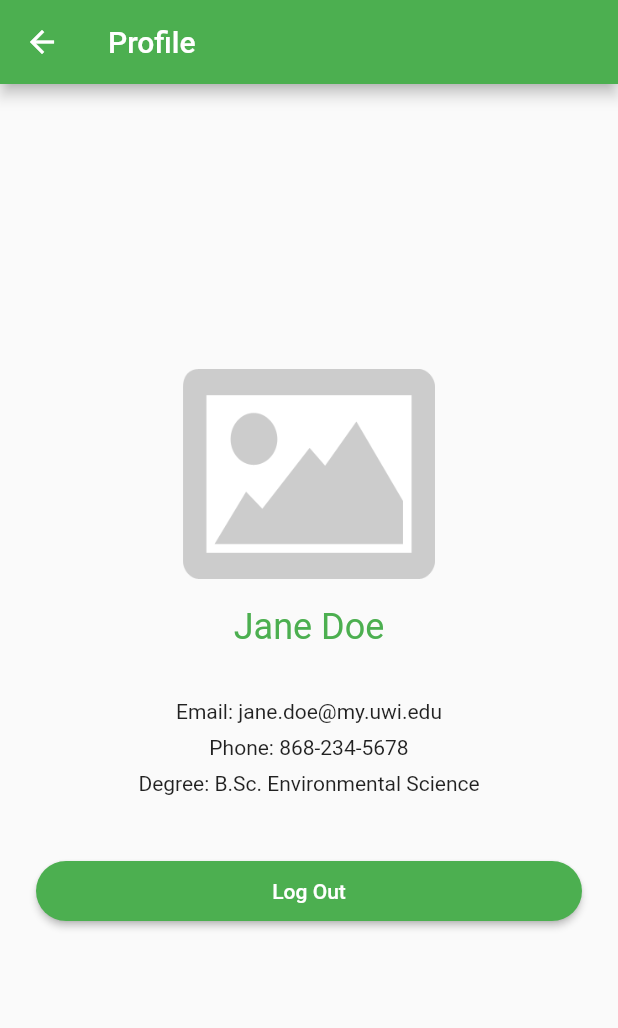
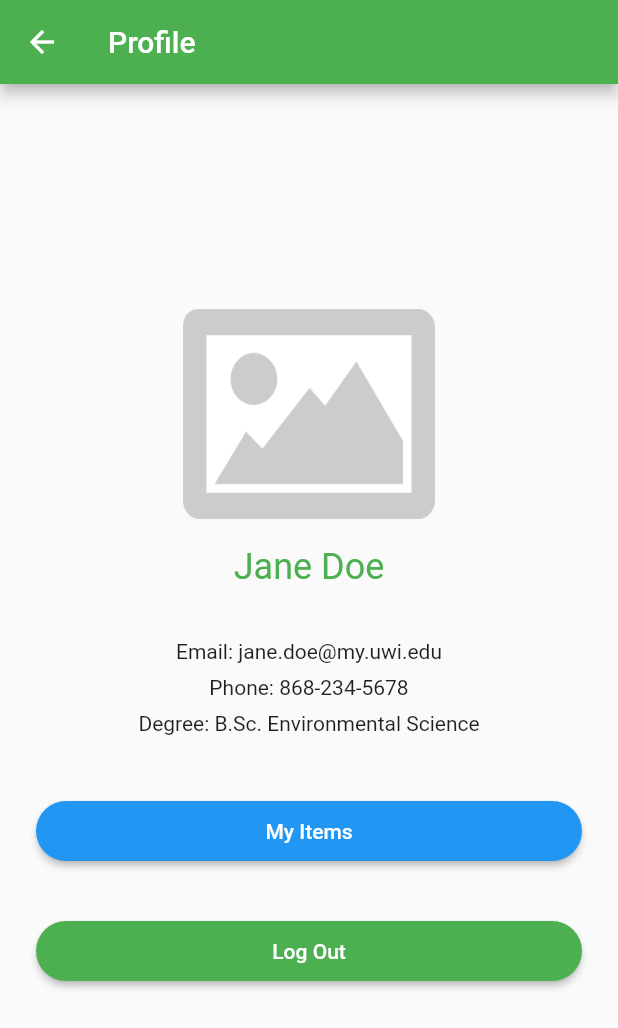
Before and after one commit to ariellekhan/uwi-marketplace, a Flutter app: the Profile screen opened directly, on a phone screen of 412 x 824 dp. Shown: the top 1028 px of the screen. Run offline on Flutter 3.47's test engine with Material 2 defaults, Android fonts, the phone set to English and light mode, and no system bars; our stand-ins replace cloud_firestore, firebase_analytics, firebase_auth, firebase_storage, image_picker, random_string; accounts and stored records are empty.

Commit message:
my_items

```diff
--- a/lib/app_screens/profile.dart
+++ b/lib/app_screens/profile.dart
@@ -1,5 +1,6 @@
 import 'package:flutter/material.dart';
 import 'login.dart';
+import 'my_items.dart';
 
 class Profile extends StatefulWidget {
   @override
@@ -60,6 +61,26 @@ class _ProfileState extends State<Profile> {
       ),
     );
 
+    final listedItemsButton = Padding(
+      padding: EdgeInsets.symmetric(vertical: 16.0),
+      child: RaisedButton(
+        shape: RoundedRectangleBorder(
+          borderRadius: BorderRadius.circular(50),
+        ),
+        onPressed: () {
+          // ADD LOGIC - change
+          // Navigator.of(context).pushNamed(Categories.tag);
+          Navigator.push(
+            context,
+            MaterialPageRoute(builder: (context) => MyItems()), // CHANGE
+          );
+        },
+        padding: EdgeInsets.all(12),
+        color: Colors.blue,
+        child: Text('My Items', style: TextStyle(color: Colors.white)),
+      ),
+    );
+
     return Scaffold(
       appBar: AppBar(
         title: Text("Profile"),
@@ -80,7 +101,9 @@ class _ProfileState extends State<Profile> {
             SizedBox(height: 8.0),
             degree,
             SizedBox(height: 24.0),
+            listedItemsButton,
             logoutButton,
+
           ],
         ),
       ),
```
Also changed, not shown: lib/app_screens/my_items.dart (added, +65 -0 lines).
